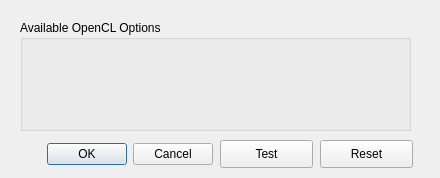
This is src/sas/qtgui/Perspectives/Fitting/UI/GPUOptionsUI.ui in SasView/sasview as Qt 5 draws it before an edit. The edited form follows.
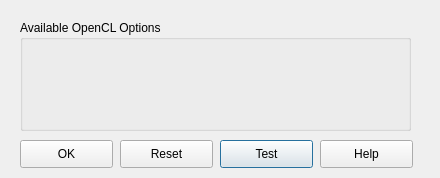
This is the edited form.

Commit message: GUI hooks added, but not all working.

```diff
--- a/src/sas/qtgui/Perspectives/Fitting/UI/GPUOptionsUI.ui
+++ b/src/sas/qtgui/Perspectives/Fitting/UI/GPUOptionsUI.ui
@@ -26,20 +26,7 @@
     <string>Test</string>
    </property>
   </widget>
-  <widget class="QDialogButtonBox" name="TestButton">
-   <property name="geometry">
-    <rect>
-     <x>20</x>
-     <y>140</y>
-     <width>193</width>
-     <height>28</height>
-    </rect>
-   </property>
-   <property name="standardButtons">
-    <set>QDialogButtonBox::Cancel|QDialogButtonBox::Ok</set>
-   </property>
-  </widget>
-  <widget class="QPushButton" name="pushButton_2">
+  <widget class="QPushButton" name="helpButton">
    <property name="geometry">
     <rect>
      <x>320</x>
@@ -49,7 +36,10 @@
     </rect>
    </property>
    <property name="text">
-    <string>Reset</string>
+    <string>Help</string>
+   </property>
+   <property name="autoDefault">
+    <bool>true</bool>
    </property>
   </widget>
   <widget class="QGroupBox" name="openCLButtonGroup">
@@ -65,6 +55,32 @@
     <string>Available OpenCL Options</string>
    </property>
   </widget>
+  <widget class="QPushButton" name="resetButton">
+   <property name="geometry">
+    <rect>
+     <x>120</x>
+     <y>140</y>
+     <width>93</width>
+     <height>28</height>
+    </rect>
+   </property>
+   <property name="text">
+    <string>Reset</string>
+   </property>
+  </widget>
+  <widget class="QPushButton" name="okButton">
+   <property name="geometry">
+    <rect>
+     <x>20</x>
+     <y>140</y>
+     <width>93</width>
+     <height>28</height>
+    </rect>
+   </property>
+   <property name="text">
+    <string>OK</string>
+   </property>
+  </widget>
  </widget>
  <resources/>
  <connections/>
```
Left out of the diff: 39 changed lines with no effect on the pictures. The commit also changes 2 other files.
